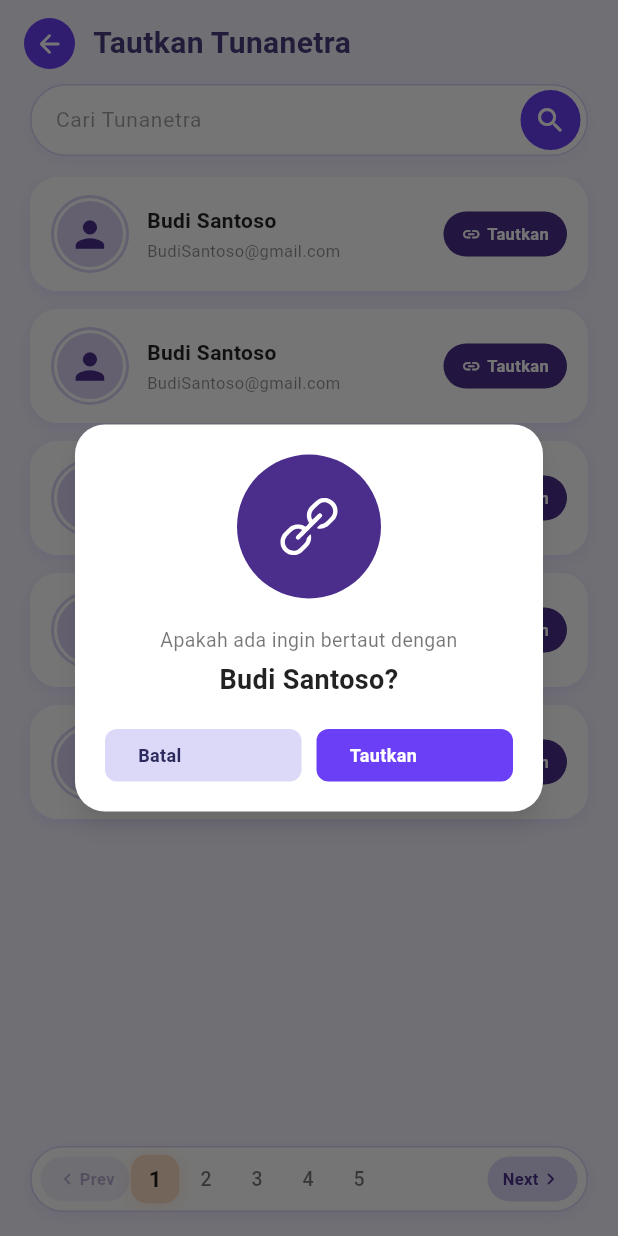
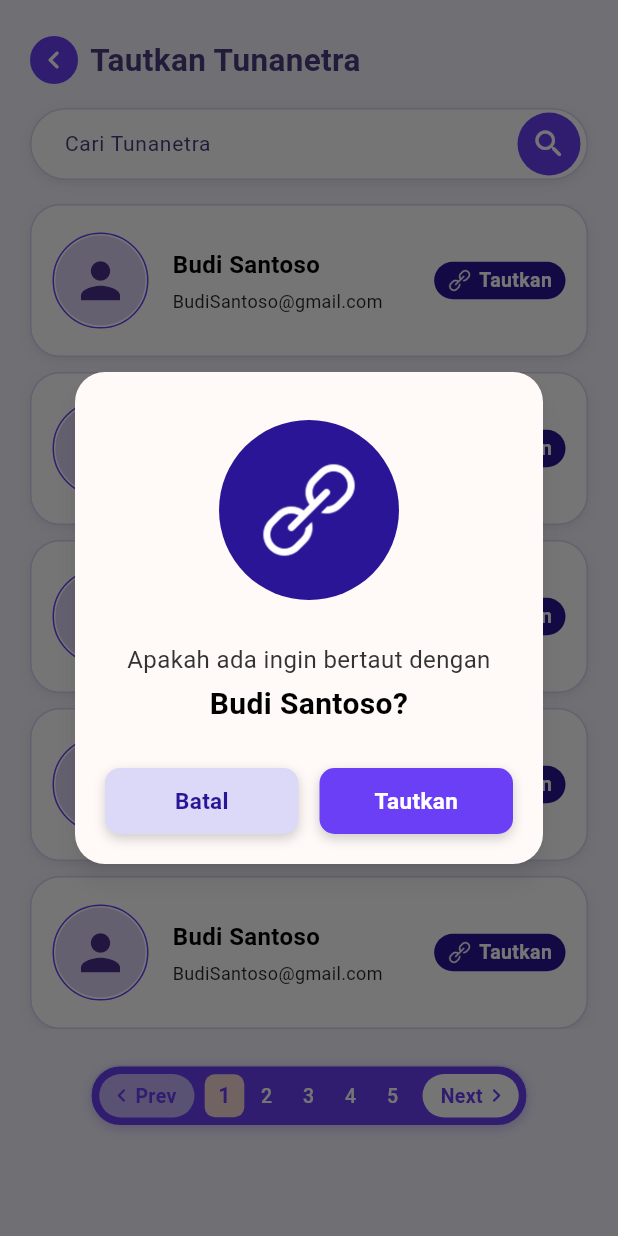
Before and after one commit to arifhrianTO/ALICE, a Flutter app: the TautkanTunanetraPage screen opened directly, after a tap on "Tautkan", on a phone screen of 412 x 824 dp. Run offline on Flutter 3.47's test engine with Material 3 defaults, Android fonts, the phone set to English and light mode, and no system bars; our stand-ins replace shared_preferences; accounts and stored records are empty.

Commit message:
Update fitur tambah tunanetra

```diff
--- a/frontend/alice_app/lib/tambah_tunanetra/tambah_tunanetra_dialogs.dart
+++ b/frontend/alice_app/lib/tambah_tunanetra/tambah_tunanetra_dialogs.dart
@@ -1,16 +1,14 @@
 import 'package:flutter/material.dart';
-import 'package:flutter_svg/flutter_svg.dart';
 
 import '../core/colors.dart';
-import '../jadwal/jadwal_dialogs.dart';
 import 'tambah_tunanetra_data.dart';
 
 // =====================================================================
-//  POP UP KONFIRMASI TAUTKAN
+//  POP UP TAUTKAN TUNANETRA
 // =====================================================================
 
-/// Pop up "Apakah ada ingin bertaut dengan [nama]?"
-/// Mengembalikan true kalau tombol "Tautkan" ditekan.
+/// Menampilkan pop up konfirmasi tautkan.
+/// Mengembalikan `true` jika user menekan "Tautkan".
 Future<bool> showTautkanDialog(BuildContext context, Tunanetra person) async {
   final ok = await showGeneralDialog<bool>(
     context: context,
@@ -18,7 +16,7 @@ Future<bool> showTautkanDialog(BuildContext context, Tunanetra person) async {
     barrierLabel: 'Tutup',
     barrierColor: Colors.black54,
     transitionDuration: const Duration(milliseconds: 280),
-    pageBuilder: (_, _, _) => TautkanDialog(person: person),
+    pageBuilder: (_, _, _) => _TautkanDialog(person: person),
     transitionBuilder: (context, anim, _, child) {
       final curved = CurvedAnimation(
         parent: anim,
@@ -34,9 +32,10 @@ Future<bool> showTautkanDialog(BuildContext context, Tunanetra person) async {
       );
     },
   );
-  return ok ?? false;
+  return ok == true;
 }
 
+/// Snackbar notifikasi berhasil.
 void showTautkanSnack(BuildContext context, String message) {
   ScaffoldMessenger.of(context)
     ..hideCurrentSnackBar()
@@ -51,63 +50,91 @@ void showTautkanSnack(BuildContext context, String message) {
     );
 }
 
-/// Isi pop up konfirmasi.
-class TautkanDialog extends StatelessWidget {
+class _TautkanDialog extends StatelessWidget {
   final Tunanetra person;
 
-  const TautkanDialog({super.key, required this.person});
+  const _TautkanDialog({required this.person});
 
   @override
   Widget build(BuildContext context) {
-    return DialogShell(
+    return Center(
+      child: ConstrainedBox(
+        constraints: const BoxConstraints(maxWidth: 360),
+        child: Padding(
+          padding: const EdgeInsets.symmetric(horizontal: 24),
+          child: Material(
+            color: kFieldBg,
+            elevation: 6,
+            shadowColor: Colors.black38,
+            borderRadius: BorderRadius.circular(20),
+            child: Padding(
+              padding: const EdgeInsets.fromLTRB(20, 32, 20, 20),
               child: Column(
                 mainAxisSize: MainAxisSize.min,
                 children: [
+                  // ---- Ikon link dalam lingkaran ungu tua ----
                   Container(
-            width: 96,
-            height: 96,
+                    width: 120,
+                    height: 120,
+                    alignment: Alignment.center,
                     decoration: const BoxDecoration(
-              color: kDarkPurple,
+                      color: kTitleIndigo,
                       shape: BoxShape.circle,
                     ),
-            child: Padding(
-              padding: const EdgeInsets.all(26),
-              child: SvgPicture.asset(
-                'assets/icons/link.svg',
-                fit: BoxFit.contain,
+                    child: Image.asset(
+                      'assets/icons/link.png',
+                      width: 70,
+                      height: 70,
+                      color: Colors.white,
+                      // Cadangan bila aset gagal dimuat
+                      errorBuilder: (_, _, _) => const Icon(
+                        Icons.link_rounded,
+                        color: Colors.white,
+                        size: 40,
                       ),
                     ),
                   ),
-          const SizedBox(height: 18),
+                  const SizedBox(height: 28),
+
+                  // ---- Teks konfirmasi ----
                   const Text(
                     'Apakah ada ingin bertaut dengan',
                     textAlign: TextAlign.center,
-            style: TextStyle(fontSize: 13, color: Colors.black54),
+                    style: TextStyle(
+                      fontSize: 16,
+                      fontWeight: FontWeight.w400,
+                      color: Color(0xFF333333),
+                    ),
                   ),
                   const SizedBox(height: 4),
                   Text(
                     '${person.name}?',
                     textAlign: TextAlign.center,
                     style: const TextStyle(
-              fontSize: 18,
-              fontWeight: FontWeight.w700,
-              color: Colors.black87,
+                      fontSize: 20,
+                      fontWeight: FontWeight.w600,
+                      color: Colors.black,
                     ),
                   ),
-          const SizedBox(height: 20),
+                  const SizedBox(height: 28),
+
+                  // ---- Tombol ----
                   Row(
                     children: [
                       Expanded(
-                child: DialogButton(
+                        child: _DialogBtn(
                           label: 'Batal',
+                          background: kBtnLight,
+                          foreground: kTitleIndigo,
                           onTap: () => Navigator.of(context).pop(false),
                         ),
                       ),
-              const SizedBox(width: 10),
+                      const SizedBox(width: 14),
                       Expanded(
-                child: DialogButton(
+                        child: _DialogBtn(
                           label: 'Tautkan',
-                  primary: true,
+                          background: kPurple,
+                          foreground: Colors.white,
                           onTap: () => Navigator.of(context).pop(true),
                         ),
                       ),
@@ -115,6 +142,60 @@ class TautkanDialog extends StatelessWidget {
                   ),
                 ],
               ),
+            ),
+          ),
+        ),
+      ),
     );
   }
 }
+
+class _DialogBtn extends StatelessWidget {
+  final String label;
+  final Color background;
+  final Color foreground;
+  final VoidCallback onTap;
+
+  const _DialogBtn({
+    required this.label,
+    required this.background,
+    required this.foreground,
+    required this.onTap,
+  });
+
+  @override
+  Widget build(BuildContext context) {
+    return Container(
+      decoration: BoxDecoration(
+        borderRadius: BorderRadius.circular(10),
+        boxShadow: [
+          BoxShadow(
+            color: Colors.black.withValues(alpha: 0.18),
+            blurRadius: 6,
+            offset: const Offset(0, 3),
+          ),
+        ],
+      ),
+      child: Material(
+        color: background,
+        borderRadius: BorderRadius.circular(10),
+        child: InkWell(
+          borderRadius: BorderRadius.circular(10),
+          onTap: onTap,
+          child: Container(
+            height: 44,
+            alignment: Alignment.center,
+            child: Text(
+              label,
+              style: TextStyle(
+                fontSize: 15,
+                fontWeight: FontWeight.w700,
+                color: foreground,
+              ),
+            ),
+          ),
+        ),
+      ),
+    );
+  }
+}
--- a/frontend/alice_app/lib/tambah_tunanetra/tambah_tunanetra_page.dart
+++ b/frontend/alice_app/lib/tambah_tunanetra/tambah_tunanetra_page.dart
@@ -11,9 +11,6 @@ import 'tambah_tunanetra_dialogs.dart';
 
 /// Jumlah kartu per halaman pada pagination.
 const int _kPerPage = 5;
-
-/// Warna kotak nomor halaman yang sedang aktif (senada desain).
-const Color _kActivePage = Color(0xFFFBDCC4);
 
 class TautkanTunanetraPage extends StatefulWidget {
   const TautkanTunanetraPage({super.key});
@@ -76,6 +73,7 @@ class _TautkanTunanetraPageState extends State<TautkanTunanetraPage> {
     return Scaffold(
       backgroundColor: kBg,
       body: SafeArea(
+        child: SingleChildScrollView(
           child: Column(
             children: [
               _Header(onBack: () => Navigator.of(context).maybePop()),
@@ -87,9 +85,8 @@ class _TautkanTunanetraPageState extends State<TautkanTunanetraPage> {
                   _forward = true;
                 }),
               ),
-            const SizedBox(height: 14),
-            Expanded(
-              child: AnimatedSwitcher(
+              const SizedBox(height: 16),
+              AnimatedSwitcher(
                 duration: const Duration(milliseconds: 340),
                 switchInCurve: Curves.easeOutCubic,
                 switchOutCurve: Curves.easeInCubic,
@@ -112,24 +109,31 @@ class _TautkanTunanetraPageState extends State<TautkanTunanetraPage> {
                 ),
                 child: pageItems.isEmpty
                     ? const _EmptyState(key: ValueKey('empty'))
-                    : ListView.separated(
+                    : Padding(
                         key: ValueKey('page-$page-$_query'),
-                        padding: const EdgeInsets.fromLTRB(20, 0, 20, 20),
-                        itemCount: pageItems.length,
-                        separatorBuilder: (_, _) => const SizedBox(height: 12),
-                        itemBuilder: (_, i) => _TunanetraCard(
+                        padding: const EdgeInsets.fromLTRB(20, 0, 20, 0),
+                        child: Column(
+                          crossAxisAlignment: CrossAxisAlignment.stretch,
+                          children: [
+                            for (int i = 0; i < pageItems.length; i++) ...[
+                              if (i > 0) const SizedBox(height: 10),
+                              _TunanetraCard(
                                 person: pageItems[i],
                                 onTautkan: () => _onTautkan(pageItems[i]),
                               ),
+                            ],
+                          ],
                         ),
                       ),
               ),
+              const SizedBox(height: 16),
               _PaginationBar(
                 page: page,
                 totalPages: totalPages,
                 onSelect: _goTo,
               ),
             ],
+          ),
         ),
       ),
     );
@@ -147,28 +151,28 @@ class _Header extends StatelessWidget {
   @override
   Widget build(BuildContext context) {
     return Padding(
-      padding: const EdgeInsets.fromLTRB(16, 12, 20, 10),
+      padding: const EdgeInsets.fromLTRB(20, 24, 20, 16),
       child: Row(
         children: [
           GestureDetector(
             onTap: onBack,
             child: Container(
-              width: 34,
-              height: 34,
+              width: 32,
+              height: 32,
               decoration: const BoxDecoration(
                 color: kPurple,
                 shape: BoxShape.circle,
               ),
-              child: const Icon(Icons.arrow_back_rounded,
-                  color: Colors.white, size: 20),
+              child: const Icon(Icons.chevron_left_rounded,
+                  color: Colors.white, size: 24),
             ),
           ),
-          const SizedBox(width: 12),
+          const SizedBox(width: 8),
           const Text(
             'Tautkan Tunanetra',
             style: TextStyle(
-              fontSize: 20,
-              fontWeight: FontWeight.bold,
+              fontSize: 21,
+              fontWeight: FontWeight.w700,
               color: kTextPurple,
             ),
           ),
@@ -193,16 +197,16 @@ class _SearchBar extends StatelessWidget {
       padding: const EdgeInsets.symmetric(horizontal: 20),
       child: Container(
         height: 48,
-        padding: const EdgeInsets.fromLTRB(16, 0, 4, 0),
+        padding: const EdgeInsets.fromLTRB(22, 0, 4, 0),
         decoration: BoxDecoration(
           color: Colors.white,
           borderRadius: BorderRadius.circular(24),
           border: Border.all(color: kLightPurple),
           boxShadow: [
             BoxShadow(
-              color: kPurple.withValues(alpha: 0.06),
-              blurRadius: 8,
-              offset: const Offset(0, 3),
+              color: Colors.black.withValues(alpha: 0.08),
+              blurRadius: 6,
+              offset: const Offset(0, 2),
             ),
           ],
         ),
@@ -213,24 +217,25 @@ class _SearchBar extends StatelessWidget {
                 controller: controller,
                 onChanged: onChanged,
                 textInputAction: TextInputAction.search,
-                style: const TextStyle(fontSize: 14),
+                cursorColor: kPurple,
+                style: const TextStyle(fontSize: 14, color: kTextPurple),
                 decoration: const InputDecoration(
                   isDense: true,
                   border: InputBorder.none,
                   hintText: 'Cari Tunanetra',
-                  hintStyle: TextStyle(fontSize: 14, color: Colors.black38),
+                  hintStyle: TextStyle(fontSize: 14, color: kTextPurple),
                 ),
               ),
             ),
             Container(
-              width: 40,
-              height: 40,
+              width: 42,
+              height: 42,
               decoration: const BoxDecoration(
                 color: kPurple,
                 shape: BoxShape.circle,
               ),
               child: const Icon(Icons.search_rounded,
-                  color: Colors.white, size: 22),
+                  color: Colors.white, size: 24),
             ),
           ],
         ),
@@ -251,50 +256,60 @@ class _TunanetraCard extends StatelessWidget {
   @override
   Widget build(BuildContext context) {
     return Container(
-      padding: const EdgeInsets.symmetric(horizontal: 14, vertical: 12),
+      padding: const EdgeInsets.fromLTRB(14, 18, 14, 18),
       decoration: BoxDecoration(
         color: Colors.white,
-        borderRadius: BorderRadius.circular(18),
+        borderRadius: BorderRadius.circular(20),
+        border: Border.all(color: kLightPurple),
         boxShadow: [
           BoxShadow(
-            color: kPurple.withValues(alpha: 0.10),
-            blurRadius: 8,
-            offset: const Offset(0, 3),
+            color: Colors.black.withValues(alpha: 0.08),
+            blurRadius: 6,
+            offset: const Offset(0, 2),
           ),
         ],
       ),
       child: Row(
         children: [
           Container(
-            padding: const EdgeInsets.all(2),
+            padding: const EdgeInsets.all(1),
             decoration: BoxDecoration(
               shape: BoxShape.circle,
-              border: Border.all(color: kLightPurple, width: 2),
+              border: Border.all(color: kPurple, width: 1),
             ),
-            child: const Avatar(radius: 22),
+            child: const Avatar(radius: 30),
           ),
-          const SizedBox(width: 12),
+          const SizedBox(width: 16),
           Expanded(
             child: Column(
               crossAxisAlignment: CrossAxisAlignment.start,
+              mainAxisSize: MainAxisSize.min,
               children: [
                 Text(
                   person.name,
+                  maxLines: 1,
+                  overflow: TextOverflow.ellipsis,
                   style: const TextStyle(
-                    fontWeight: FontWeight.bold,
-                    fontSize: 14,
+                    fontWeight: FontWeight.w700,
+                    fontSize: 16,
+                    color: Colors.black,
+                  ),
+                ),
+                const SizedBox(height: 4),
+                Text(
+                  person.email,
+                  maxLines: 1,
+                  overflow: TextOverflow.ellipsis,
+                  style: const TextStyle(
+                    fontSize: 12,
+                    fontWeight: FontWeight.w400,
                     color: Colors.black87,
                   ),
-                ),
-                const SizedBox(height: 2),
-                Text(
-                  person.email,
-                  style: const TextStyle(fontSize: 11, color: Colors.black45),
                 ),
               ],
             ),
           ),
-          const SizedBox(width: 8),
+          const SizedBox(width: 6),
           _LinkButton(onTap: onTautkan),
         ],
       ),
@@ -310,24 +325,29 @@ class _LinkButton extends StatelessWidget {
   @override
   Widget build(BuildContext context) {
     return Material(
-      color: kDarkPurple,
-      borderRadius: BorderRadius.circular(18),
+      color: kTitleIndigo,
+      borderRadius: BorderRadius.circular(16),
       child: InkWell(
-        borderRadius: BorderRadius.circular(18),
+        borderRadius: BorderRadius.circular(16),
         onTap: onTap,
         child: const Padding(
-          padding: EdgeInsets.symmetric(horizontal: 12, vertical: 7),
+          padding: EdgeInsets.symmetric(horizontal: 9, vertical: 3),
           child: Row(
             mainAxisSize: MainAxisSize.min,
             children: [
-              Icon(Icons.link_rounded, color: Colors.white, size: 13),
-              SizedBox(width: 4),
+               Image(
+                image: AssetImage('assets/icons/link.png'),
+                width: 16,
+                height: 16,
+                color: Colors.white,
+              ),
+              SizedBox(width: 5),
               Text(
                 'Tautkan',
                 style: TextStyle(
                   color: Colors.white,
-                  fontWeight: FontWeight.w700,
-                  fontSize: 11,
+                  fontWeight: FontWeight.w600,
+                  fontSize: 13,
                 ),
               ),
             ],
@@ -343,10 +363,14 @@ class _EmptyState extends StatelessWidget {
 
   @override
   Widget build(BuildContext context) {
-    return const Center(
+    return const SizedBox(
+      height: 200,
+      width: double.infinity,
+      child: Center(
         child: Text(
           'Tunanetra tidak ditemukan',
           style: TextStyle(fontSize: 13, color: Colors.black45),
+        ),
       ),
     );
   }
@@ -369,22 +393,24 @@ class _PaginationBar extends StatelessWidget {
   @override
   Widget build(BuildContext context) {
     return Padding(
-      padding: const EdgeInsets.fromLTRB(20, 8, 20, 16),
+      padding: const EdgeInsets.fromLTRB(20, 8, 20, 28),
+      child: Center(
         child: Container(
-        padding: const EdgeInsets.symmetric(horizontal: 6, vertical: 6),
+          padding: const EdgeInsets.symmetric(horizontal: 5, vertical: 5),
           decoration: BoxDecoration(
-          color: Colors.white,
-          borderRadius: BorderRadius.circular(24),
-          border: Border.all(color: kLightPurple),
+            color: kPurple,
+            borderRadius: BorderRadius.circular(20),
+            border: Border.all(color: kLightPurple, width: 1),
             boxShadow: [
               BoxShadow(
-              color: kPurple.withValues(alpha: 0.08),
-              blurRadius: 8,
-              offset: const Offset(0, 3),
+                color: kPurple.withValues(alpha: 0.25),
+                blurRadius: 6,
+                offset: const Offset(0, 2),
               ),
             ],
           ),
           child: Row(
+            mainAxisSize: MainAxisSize.min,
             children: [
               _PageNav(
                 label: 'Prev',
@@ -392,11 +418,12 @@ class _PaginationBar extends StatelessWidget {
                 enabled: page > 0,
                 onTap: () => onSelect(page - 1),
               ),
-            Expanded(
+              const SizedBox(width: 6),
+              Flexible(
                 child: SingleChildScrollView(
                   scrollDirection: Axis.horizontal,
                   child: Row(
-                  mainAxisAlignment: MainAxisAlignment.center,
+                    mainAxisSize: MainAxisSize.min,
                     children: [
                       for (int p = 0; p < totalPages; p++)
                         _PageNumber(
@@ -408,6 +435,7 @@ class _PaginationBar extends StatelessWidget {
                   ),
                 ),
               ),
+              const SizedBox(width: 6),
               _PageNav(
                 label: 'Next',
                 trailing: Icons.chevron_right_rounded,
@@ -415,6 +443,7 @@ class _PaginationBar extends StatelessWidget {
                 onTap: () => onSelect(page + 1),
               ),
             ],
+          ),
         ),
       ),
     );
@@ -437,35 +466,26 @@ class _PageNumber extends StatelessWidget {
     return GestureDetector(
       onTap: onTap,
       child: AnimatedScale(
-        scale: active ? 1.15 : 1,
+        scale: active ? 1.1 : 1,
         duration: const Duration(milliseconds: 260),
         curve: Curves.easeOutBack,
         child: AnimatedContainer(
           duration: const Duration(milliseconds: 220),
           curve: Curves.easeOutCubic,
-          width: 28,
-          height: 28,
-          margin: const EdgeInsets.symmetric(horizontal: 3),
+          width: 24,
+          height: 26,
+          margin: const EdgeInsets.symmetric(horizontal: 2),
           alignment: Alignment.center,
           decoration: BoxDecoration(
-            color: active ? _kActivePage : Colors.transparent,
-            borderRadius: BorderRadius.circular(9),
-            boxShadow: active
-                ? [
-                    BoxShadow(
-                      color: _kActivePage.withValues(alpha: 0.55),
-                      blurRadius: 8,
-                      offset: const Offset(0, 2),
-                    ),
-                  ]
-                : null,
+            color: active ? AliceColors.pinkMid : Colors.transparent,
+            borderRadius: BorderRadius.circular(6),
           ),
           child: AnimatedDefaultTextStyle(
             duration: const Duration(milliseconds: 220),
             style: TextStyle(
               fontSize: 13,
               fontWeight: active ? FontWeight.w700 : FontWeight.w500,
-              color: active ? Colors.black87 : Colors.black54,
+              color: active ? kPurple : Colors.white,
             ),
             child: Text('$number'),
           ),
@@ -493,30 +513,33 @@ class _PageNav extends StatelessWidget {
   @override
   Widget build(BuildContext context) {
     return Opacity(
-      opacity: enabled ? 1 : 0.4,
+      opacity: enabled ? 1 : 0.6,
       child: Material(
-        color: kBtnLight,
-        borderRadius: BorderRadius.circular(18),
+        color: Colors.white,
+        borderRadius: BorderRadius.circular(16),
         child: InkWell(
-          borderRadius: BorderRadius.circular(18),
+          borderRadius: BorderRadius.circular(16),
           onTap: enabled ? onTap : null,
           child: Padding(
-            padding: const EdgeInsets.symmetric(horizontal: 10, vertical: 7),
+            padding: EdgeInsets.fromLTRB(
+              leading != null ? 6 : 12,
+              5,
+              trailing != null ? 6 : 12,
+              5,
+            ),
             child: Row(
               mainAxisSize: MainAxisSize.min,
               children: [
-                if (leading != null)
-                  Icon(leading, size: 16, color: kDarkPurple),
+                if (leading != null) Icon(leading, size: 18, color: kPurple),
                 Text(
                   label,
                   style: const TextStyle(
-                    fontSize: 11,
+                    fontSize: 13,
                     fontWeight: FontWeight.w700,
-                    color: kDarkPurple,
+                    color: kPurple,
                   ),
                 ),
-                if (trailing != null)
-                  Icon(trailing, size: 16, color: kDarkPurple),
+                if (trailing != null) Icon(trailing, size: 18, color: kPurple),
               ],
             ),
           ),
--- a/frontend/alice_app/pubspec.yaml
+++ b/frontend/alice_app/pubspec.yaml
@@ -64,6 +64,7 @@ flutter:
     - assets/icons/baterai.png
     - assets/icons/suhu.png
     - assets/icons/profil.png
+    - assets/icons/link.png
 
   # To add assets to your application, add an assets section, like this:
   # assets:
```
Also changed, not shown: frontend/alice_app/assets/icons/link.png (added), frontend/alice_app/assets/icons/link.svg (deleted), frontend/alice_app/pubspec.lock, 2 other files. Lines whose indentation alone changed are shown as unchanged.
